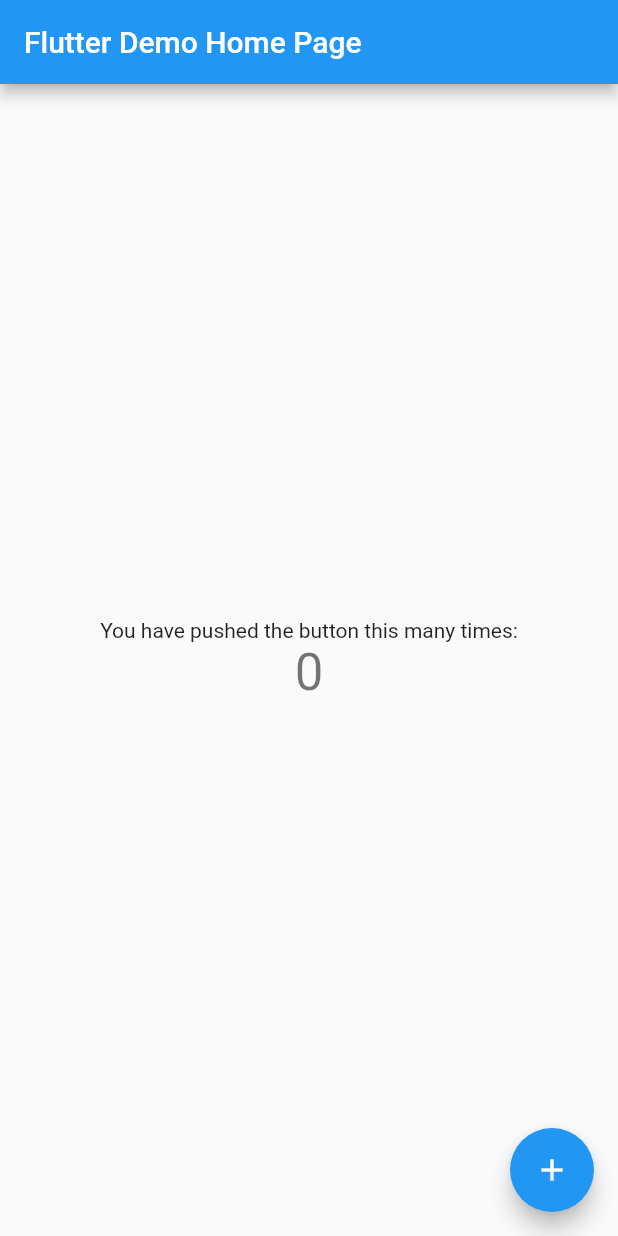
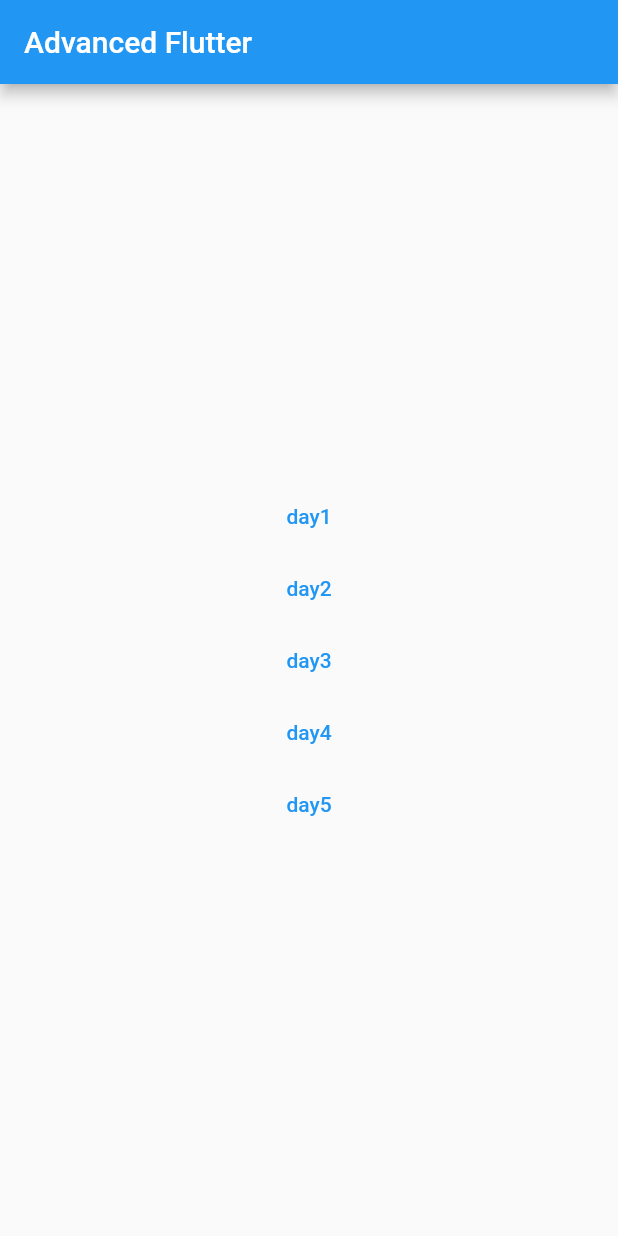
Before and after one commit to GwonYuri/AdvancedFlutterCamp, a Flutter app: the screen it shows after launch, on a phone screen of 412 x 824 dp. Run offline on Flutter 3.47's test engine with Material 2 defaults, Android fonts, the phone set to English and light mode, and no system bars.

Commit message:
페이지 생성

```diff
--- a/lib/main.dart
+++ b/lib/main.dart
@@ -1,4 +1,9 @@
 import 'package:flutter/material.dart';
+import 'package:advanced/pages/day1.dart';
+import 'package:advanced/pages/day2.dart';
+import 'package:advanced/pages/day3.dart';
+import 'package:advanced/pages/day4.dart';
+import 'package:advanced/pages/day5.dart';
 
 void main() {
   runApp(const MyApp());
@@ -48,68 +53,56 @@ class MyHomePage extends StatefulWidget {
 }
 
 class _MyHomePageState extends State<MyHomePage> {
-  int _counter = 0;
 
-  void _incrementCounter() {
-    setState(() {
-      // This call to setState tells the Flutter framework that something has
-      // changed in this State, which causes it to rerun the build method below
-      // so that the display can reflect the updated values. If we changed
-      // _counter without calling setState(), then the build method would not be
-      // called again, and so nothing would appear to happen.
-      _counter++;
-    });
-  }
 
   @override
   Widget build(BuildContext context) {
-    // This method is rerun every time setState is called, for instance as done
-    // by the _incrementCounter method above.
-    //
-    // The Flutter framework has been optimized to make rerunning build methods
-    // fast, so that you can just rebuild anything that needs updating rather
-    // than having to individually change instances of widgets.
     return Scaffold(
       appBar: AppBar(
-        // Here we take the value from the MyHomePage object that was created by
-        // the App.build method, and use it to set our appbar title.
-        title: Text(widget.title),
+        title: Text("Advanced Flutter"),
       ),
       body: Center(
-        // Center is a layout widget. It takes a single child and positions it
-        // in the middle of the parent.
         child: Column(
-          // Column is also a layout widget. It takes a list of children and
-          // arranges them vertically. By default, it sizes itself to fit its
-          // children horizontally, and tries to be as tall as its parent.
-          //
-          // Invoke "debug painting" (press "p" in the console, choose the
-          // "Toggle Debug Paint" action from the Flutter Inspector in Android
-          // Studio, or the "Toggle Debug Paint" command in Visual Studio Code)
-          // to see the wireframe for each widget.
-          //
-          // Column has various properties to control how it sizes itself and
-          // how it positions its children. Here we use mainAxisAlignment to
-          // center the children vertically; the main axis here is the vertical
-          // axis because Columns are vertical (the cross axis would be
-          // horizontal).
           mainAxisAlignment: MainAxisAlignment.center,
-          children: <Widget>[
-            const Text(
-              'You have pushed the button this many times:',
+          children: [
+            TextButton(
+              onPressed: () {
+                Navigator.push(context, MaterialPageRoute(
+                  builder: (BuildContext context) => Day1()));
+              },
+              child: Text('day1'),
             ),
-            Text(
-              '$_counter',
-              style: Theme.of(context).textTheme.headline4,
+            TextButton(
+              onPressed: () {
+                Navigator.push(context, MaterialPageRoute(
+                    builder: (BuildContext context) => Day2()));
+              },
+              child: Text('day2'),
+            ),
+            TextButton(
+              onPressed: () {
+                Navigator.push(context, MaterialPageRoute(
+                    builder: (BuildContext context) => Day3()));
+              },
+              child: Text('day3'),
+            ),
+            TextButton(
+              onPressed: () {
+                Navigator.push(context, MaterialPageRoute(
+                    builder: (BuildContext context) => Day4()));
+              },
+              child: Text('day4'),
+            ),
+            TextButton(
+              onPressed: () {
+                Navigator.push(context, MaterialPageRoute(
+                    builder: (BuildContext context) => Day5()));
+              },
+              child: Text('day5'),
             ),
           ],
         ),
       ),
-      floatingActionButton: FloatingActionButton(
-        onPressed: _incrementCounter,
-        tooltip: 'Increment',
-        child: const Icon(Icons.add),
-      ), // This trailing comma makes auto-formatting nicer for build methods.
     );
   }
 }
--- /dev/null
+++ b/lib/pages/day1.dart
@@ -0,0 +1,15 @@
+import 'package:flutter/material.dart';
+
+class Day1 extends StatefulWidget {
+  const Day1({Key? key}) : super(key: key);
+
+  @override
+  _Day1State createState() => _Day1State();
+}
+
+class _Day1State extends State<Day1> {
+  @override
+  Widget build(BuildContext context) {
+    return Container();
+  }
+}
--- /dev/null
+++ b/lib/pages/day2.dart
@@ -0,0 +1,15 @@
+import 'package:flutter/material.dart';
+
+class Day2 extends StatefulWidget {
+  const Day2({Key? key}) : super(key: key);
+
+  @override
+  _Day2State createState() => _Day2State();
+}
+
+class _Day2State extends State<Day2> {
+  @override
+  Widget build(BuildContext context) {
+    return Container();
+  }
+}
--- /dev/null
+++ b/lib/pages/day3.dart
@@ -0,0 +1,15 @@
+import 'package:flutter/material.dart';
+
+class Day3 extends StatefulWidget {
+  const Day3({Key? key}) : super(key: key);
+
+  @override
+  _Day3State createState() => _Day3State();
+}
+
+class _Day3State extends State<Day3> {
+  @override
+  Widget build(BuildContext context) {
+    return Container();
+  }
+}
--- /dev/null
+++ b/lib/pages/day4.dart
@@ -0,0 +1,15 @@
+import 'package:flutter/material.dart';
+
+class Day4 extends StatefulWidget {
+  const Day4({Key? key}) : super(key: key);
+
+  @override
+  _Day4State createState() => _Day4State();
+}
+
+class _Day4State extends State<Day4> {
+  @override
+  Widget build(BuildContext context) {
+    return Container();
+  }
+}
--- /dev/null
+++ b/lib/pages/day5.dart
@@ -0,0 +1,15 @@
+import 'package:flutter/material.dart';
+
+class Day5 extends StatefulWidget {
+  const Day5({Key? key}) : super(key: key);
+
+  @override
+  _Day5State createState() => _Day5State();
+}
+
+class _Day5State extends State<Day5> {
+  @override
+  Widget build(BuildContext context) {
+    return Container();
+  }
+}
```
